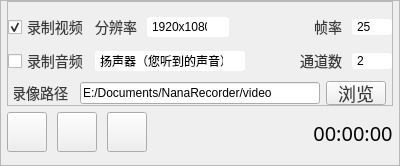
This is NanaRecorder/NanaRecorder.ui in onlyet/NanaRecorder as Qt 5 draws it before an edit. The edited form follows.
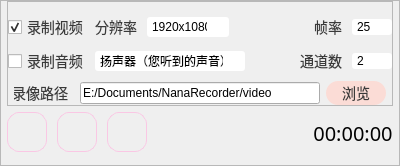
This is the edited form. Icons and pictures are not drawn.

Patch:
```diff
--- a/NanaRecorder/NanaRecorder.ui
+++ b/NanaRecorder/NanaRecorder.ui
@@ -6,7 +6,7 @@
    <rect>
     <x>0</x>
     <y>0</y>
-    <width>398</width>
+    <width>400</width>
     <height>166</height>
    </rect>
   </property>
@@ -37,11 +37,13 @@
 }
 
 QPushButton {
-font-size: 18px;
+font-size: 14px;
 font-family: PingFangSC-Regular, PingFang SC;
 font-weight: 400;
-color: #3A3A3A;
+color: #FAC7E4;
 line-height: 28px;
+border:1px solid #FAC7E4;
+border-radius:12px;
 }
 
 QComboBox {
@@ -240,7 +242,7 @@
            </widget>
           </item>
           <item row="0" column="2">
-           <widget class="QFrame" name="">
+           <widget class="QFrame" name="frame1">
             <layout class="QHBoxLayout" name="horizontalLayout_4">
              <property name="spacing">
               <number>10</number>
@@ -320,7 +322,7 @@
            </widget>
           </item>
           <item row="0" column="1">
-           <widget class="QFrame" name="">
+           <widget class="QFrame" name="frame2">
             <layout class="QHBoxLayout" name="horizontalLayout_3">
              <property name="spacing">
               <number>10</number>
@@ -407,7 +409,7 @@
            </widget>
           </item>
           <item row="1" column="2">
-           <widget class="QFrame" name="">
+           <widget class="QFrame" name="frame3">
             <layout class="QHBoxLayout" name="horizontalLayout_5">
              <property name="spacing">
               <number>10</number>
@@ -467,7 +469,7 @@
            </widget>
           </item>
           <item row="2" column="0" colspan="3">
-           <widget class="QFrame" name="">
+           <widget class="QFrame" name="frame4">
             <layout class="QHBoxLayout" name="horizontalLayout_6">
              <property name="spacing">
               <number>6</number>
@@ -539,6 +541,21 @@
                  <height>24</height>
                 </size>
                </property>
+               <property name="styleSheet">
+                <string notr="true">QPushButton#recordPathBtn {
+font-size: 14px;
+font-family: PingFangSC-Regular, PingFang SC;
+font-weight: 400;
+color: #3A3A3A;
+background:#FBDCD6;
+border:none;
+border-radius:12px;
+}
+
+QPushButton#recordPathBtn:hover {
+border:2px solid transparent;
+}</string>
+               </property>
                <property name="text">
                 <string>浏览</string>
                </property>
```
Left out of the diff: 4 changed lines with no effect on the pictures.
